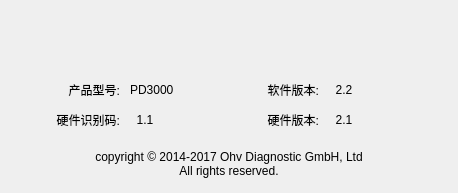
First picture: the form in Gui/Options/systeminfo.ui, repository rpdhunter/swbox, before the edit.
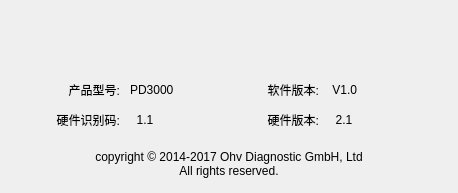
Second picture: the form after the edit.

The edit to the form file:
```diff
--- a/Gui/Options/systeminfo.ui
+++ b/Gui/Options/systeminfo.ui
@@ -138,7 +138,7 @@
      <item row="0" column="3">
       <widget class="QLabel" name="label_9">
        <property name="text">
-        <string notr="true">  2.2</string>
+        <string notr="true"> V1.0</string>
        </property>
       </widget>
      </item>
```
